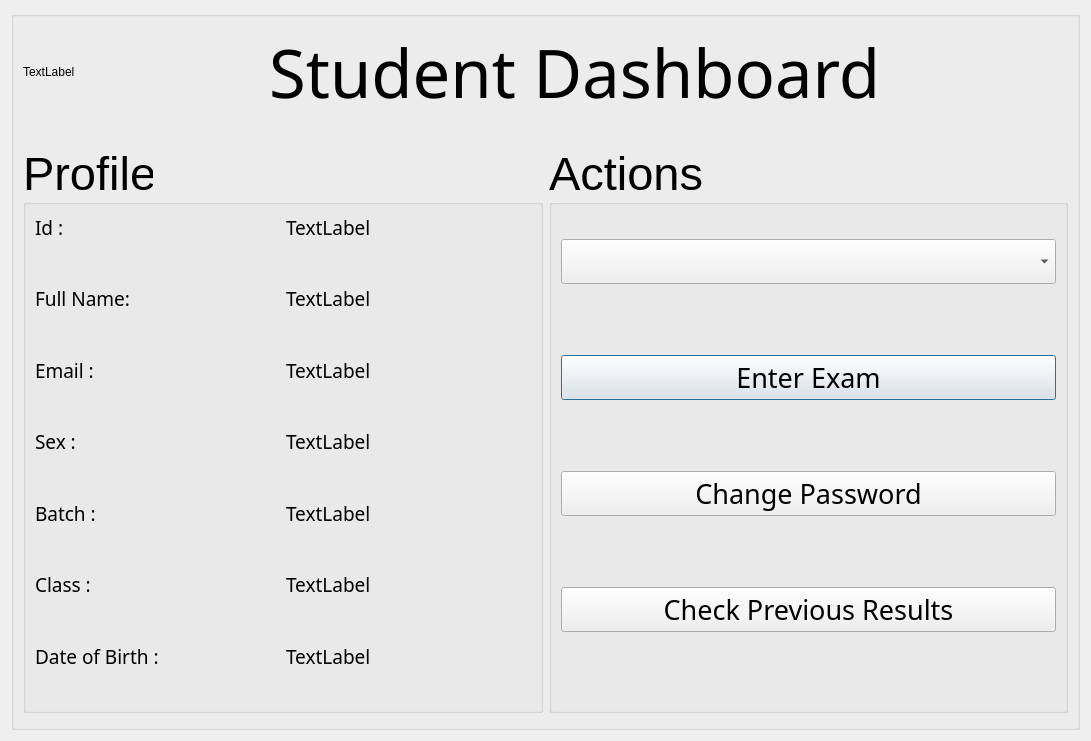
Old version of the form ExamSphereV1/student.ui in the repository BiratBC/ExamSphereV1.
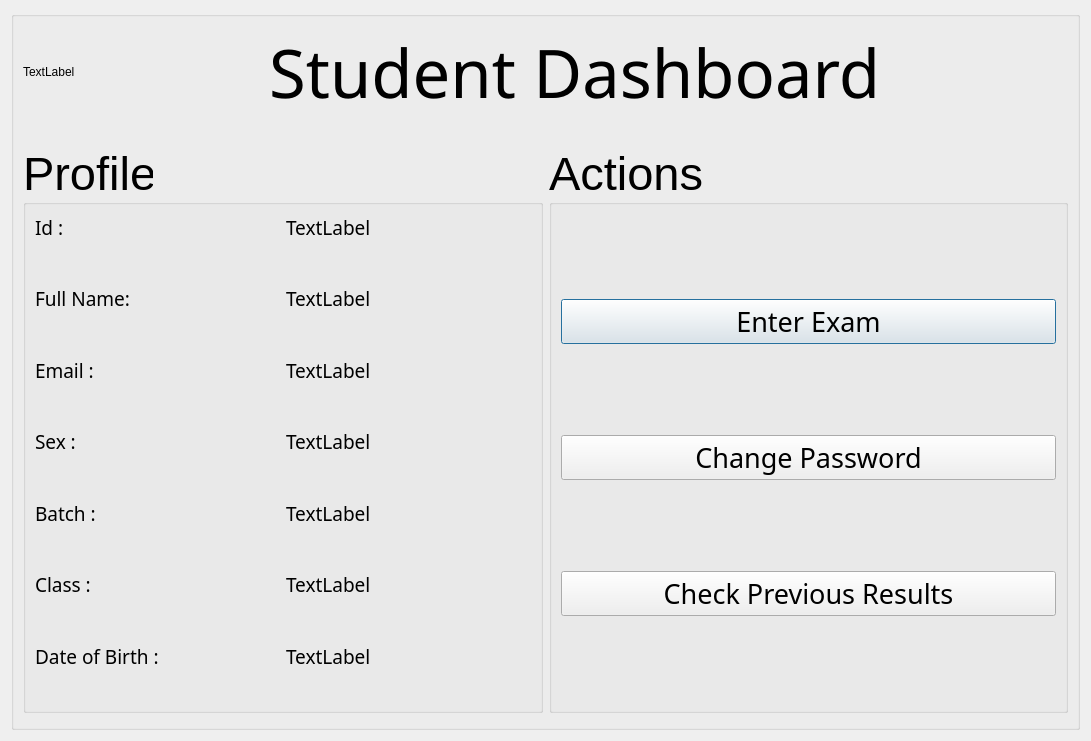
New version of the form.

```diff
--- a/ExamSphereV1/student.ui
+++ b/ExamSphereV1/student.ui
@@ -431,16 +431,6 @@
             <layout class="QVBoxLayout" name="verticalLayout_2">
              <item>
               <layout class="QVBoxLayout" name="verticalLayout">
-               <item>
-                <widget class="QComboBox" name="subject">
-                 <property name="font">
-                  <font>
-                   <family>Ubuntu Light</family>
-                   <pointsize>20</pointsize>
-                  </font>
-                 </property>
-                </widget>
-               </item>
                <item>
                 <spacer name="verticalSpacer_11">
                  <property name="orientation">
```
